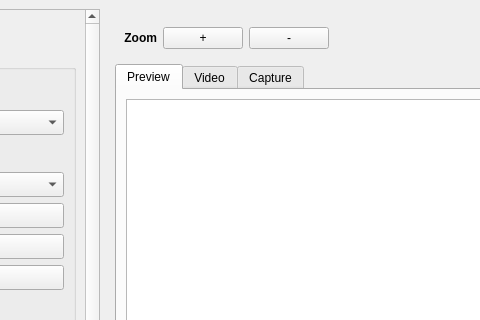
iiSM4u/iiSM-SW_public, file SIMP/mainwindow.ui: the form before one commit; both pictures show x 169 to 649 and y 0 to 320 of the 1280 by 800 pixel window.
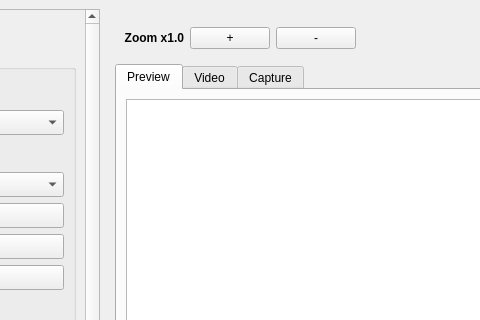
The form after the commit. The open tabs and pages were chosen to show the change. Custom widgets are drawn as their Qt base class.

Commit message: zoom 관련 수정

```diff
--- a/SIMP/mainwindow.ui
+++ b/SIMP/mainwindow.ui
@@ -696,7 +696,7 @@
              </font>
             </property>
             <property name="text">
-             <string>Zoom</string>
+             <string>Zoom x1.0</string>
             </property>
             <property name="alignment">
              <set>Qt::AlignRight|Qt::AlignTrailing|Qt::AlignVCenter</set>
```
Left out of the diff: 4 changed lines with no effect on the pictures. The commit also changes 2 other files.
